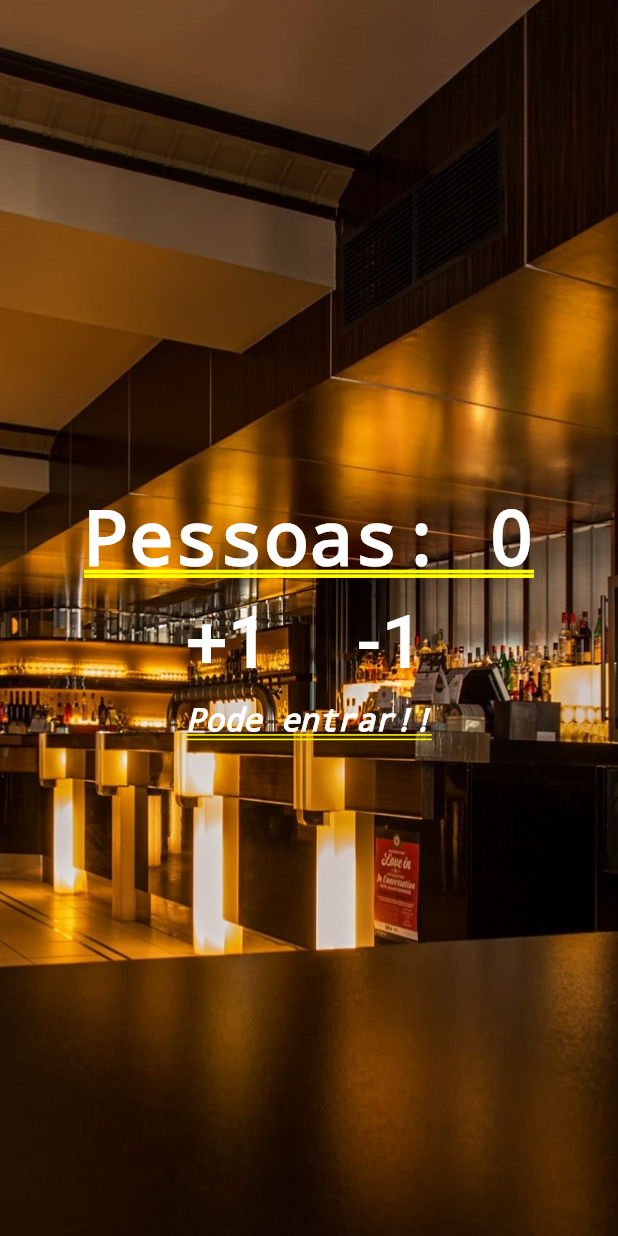
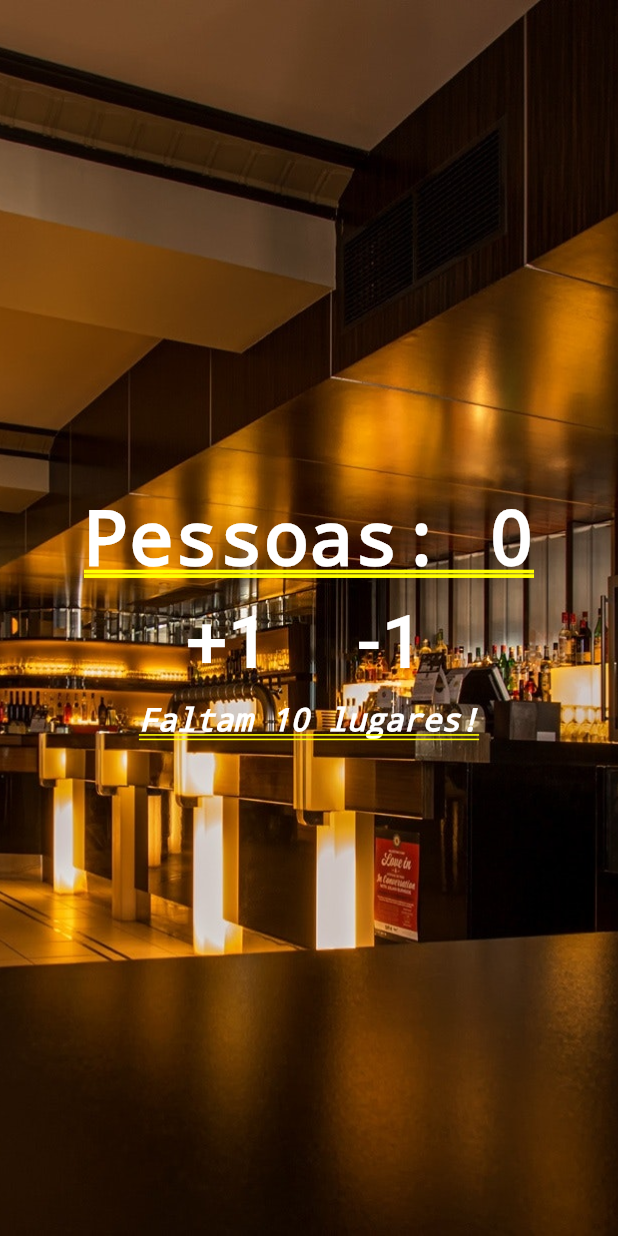
Before and after one commit to LuizD13/Flutter-Dart, a Flutter app: the screen it shows after launch, after a tap on "+1", after a tap on "-1", on a phone screen of 412 x 824 dp. Run offline on Flutter 3.47's test engine with Material 2 defaults, Android fonts, the phone set to English and light mode, and no system bars.

Commit message:
Faltam vagas...

```diff
--- a/contador_de_pessoas/lib/main.dart
+++ b/contador_de_pessoas/lib/main.dart
@@ -15,18 +15,23 @@ class Home extends StatefulWidget {
 
 class _HomeState extends State<Home> {
   String _infotext = "Pode entrar!";
-  int _people = 0;
+  int _people = 0,_faltam = 0;
 
   void _changePeople(int delta) {
+
     setState(() {
       _people += delta;
+      _faltam = 10 - _people;
+
+      _infotext = "Faltam $_faltam lugares!";
 
       if (_people < 0) {
         _infotext = "Mundo invertido?!";
       } else if (_people <= 10) {
-        _infotext = "Pode entrar!!";
+        _infotext = "Faltam $_faltam lugares!";
       } else {
         _infotext = "Não temos mais lugar!!";
+        _people = 10;
       }
     });
   }
```
